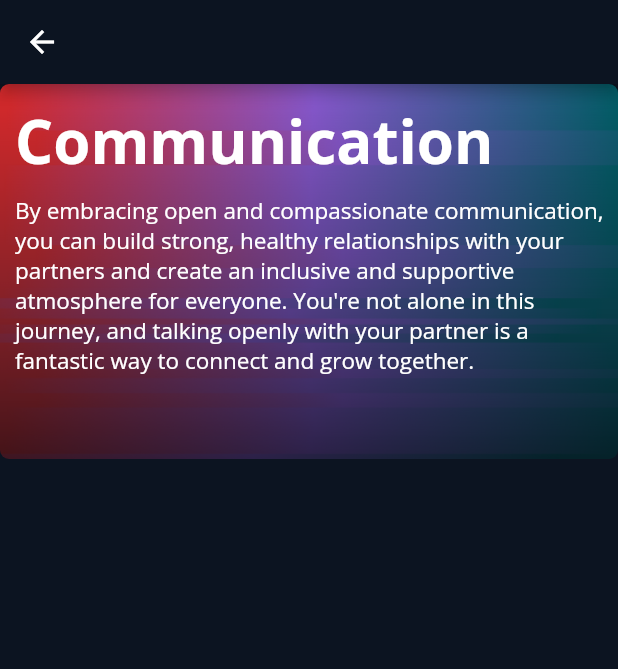
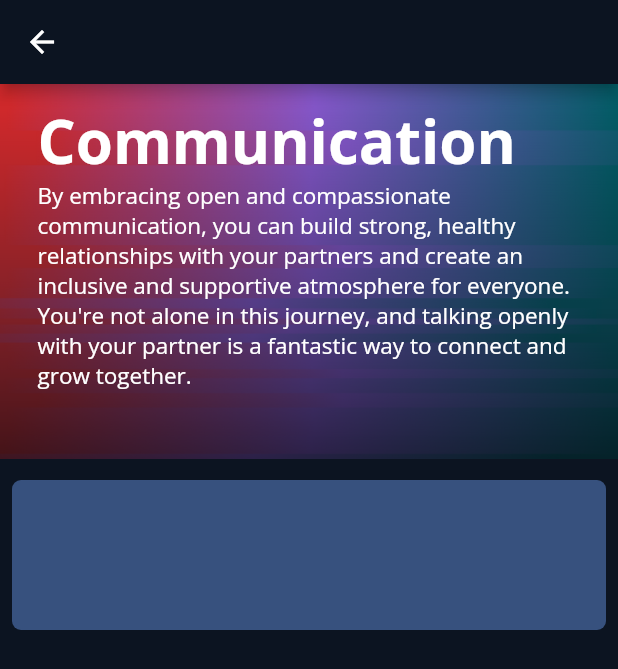
Before and after one commit to halcyonCore/youphoria, a Flutter app: the CommunicationScreen screen opened by its route, on a phone screen of 412 x 824 dp. Shown: the top 669 px of the screen. Run offline on Flutter 3.47's test engine with Material 2 defaults, Android fonts, the phone set to English and light mode, and no system bars; our stand-ins replace cloud_firestore, firebase_auth, firebase_core, font_awesome_flutter, google_fonts, google_sign_in and 1 more; accounts and stored records are empty.

Commit message:
create subtopic page and placeholder container

```diff
--- a/lib/explore/topics/topic_communication.dart
+++ b/lib/explore/topics/topic_communication.dart
@@ -1,5 +1,6 @@
 import 'package:flutter/material.dart';
 import 'package:youphoria/services/auth.dart';
+import 'package:youphoria/shared/subtopic_card.dart';
 
 class CommunicationScreen extends StatelessWidget {
   const CommunicationScreen({super.key});
@@ -15,17 +16,18 @@ class CommunicationScreen extends StatelessWidget {
             Container(
               height: 250.0,
               decoration: BoxDecoration(
-                borderRadius: BorderRadius.circular(6),
+                // borderRadius: BorderRadius.circular(6),
                 image: const DecorationImage(
                   image: AssetImage('assets/images/topic-banner.png'),
                   fit: BoxFit.cover,
                 ),
               ),
+              child: Padding(
+                padding: const EdgeInsets.only(left: 25, right: 18, top: 10),
                 child: Column(
                   children: [
                     Container(
                       alignment: Alignment.topLeft,
-                    padding: const EdgeInsets.only(top: 10.0, left: 10.0),
                       child: const Text(
                         "Communication",
                         style: TextStyle(
@@ -37,7 +39,6 @@ class CommunicationScreen extends StatelessWidget {
                     ),
                     Container(
                       alignment: Alignment.topLeft,
-                    padding: const EdgeInsets.only(top: 10.0, left: 10.0),
                       child: const Text(
                         "By embracing open and compassionate communication, you can build strong, healthy relationships with your partners and create an inclusive and supportive atmosphere for everyone. You're not alone in this journey, and talking openly with your partner is a fantastic way to connect and grow together.",
                         style: TextStyle(
@@ -49,6 +50,20 @@ class CommunicationScreen extends StatelessWidget {
                   ],
                 ),
               ),
+            ),
+            Padding(
+              padding: const EdgeInsets.only(right: 8, left: 8),
+              child: Column(
+                children: [
+                  SubtopicCard(
+                    title: 'Open Up About Your Feelings',
+                    color: Color(0xFF37517e),
+                    description:
+                        'Don\'t be afraid to share your thoughts and emotions with your partner. Being honest about how you feel can help build trust and create a stronger bond.',
+                  ),
+                ],
+              ),
+            )
           ],
         ),
       ),
--- /dev/null
+++ b/lib/shared/subtopic_card.dart
@@ -0,0 +1,46 @@
+import 'package:flutter/material.dart';
+
+class SubtopicCard extends StatefulWidget {
+  final String title;
+  final Color color;
+  final String description;
+
+  const SubtopicCard(
+      {Key? key,
+      required this.title,
+      required this.color,
+      required this.description})
+      : super(key: key);
+
+  @override
+  _SubtopicCardState createState() => _SubtopicCardState();
+}
+
+class _SubtopicCardState extends State<SubtopicCard> {
+  bool isFavorite = false;
+
+  void _toggleFavorite() {
+    setState(() {
+      isFavorite = !isFavorite;
+    });
+  }
+
+  @override
+  Widget build(BuildContext context) {
+    return Padding(
+      padding: const EdgeInsets.only(top: 14.0),
+      child: Container(
+        decoration: BoxDecoration(
+          color: widget.color,
+          borderRadius: BorderRadius.circular(6),
+        ),
+        // color: widget.color,
+        child: Column(
+          children: [
+            Container(height: 100),
+          ],
+        ),
+      ),
+    );
+  }
+}
```
Lines whose indentation alone changed are shown as unchanged.
